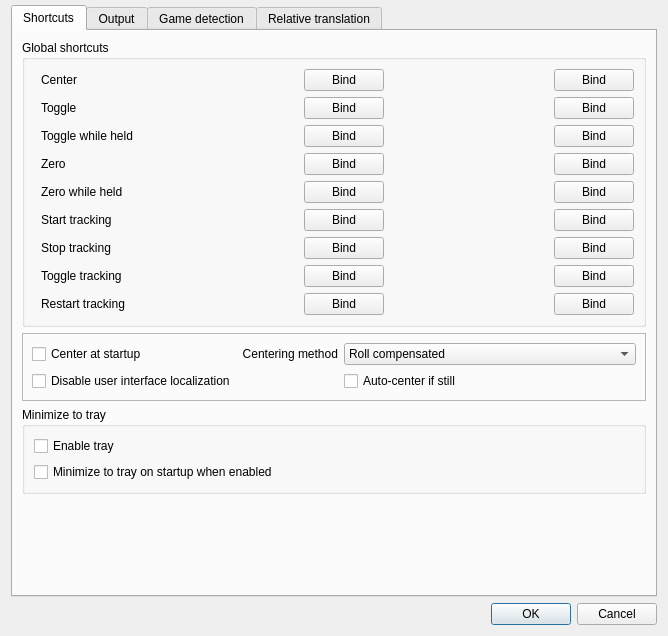
Qt form gui/options-dialog.ui (stooone/opentrack) before a commit.
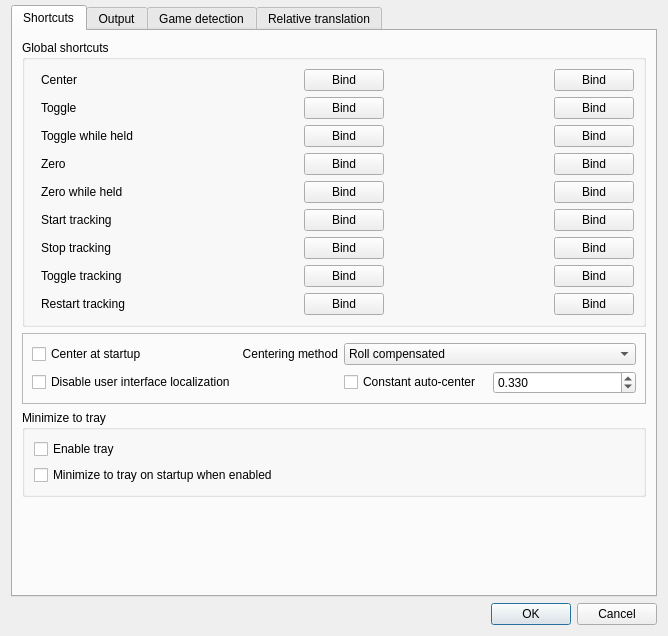
The same form after that commit. Icons and pictures are not drawn. Custom widgets are drawn as their Qt base class.

Commit message: constant centering, editable speed

Patch:
```diff
--- a/gui/options-dialog.ui
+++ b/gui/options-dialog.ui
@@ -848,6 +848,8 @@
            </widget>
           </item>
           <item row="1" column="2">
+           <layout class="QHBoxLayout" name="auto_center_layout">
+            <item>
            <widget class="QCheckBox" name="auto_center">
             <property name="sizePolicy">
              <sizepolicy hsizetype="Minimum" vsizetype="Maximum">
@@ -856,11 +858,35 @@
              </sizepolicy>
             </property>
             <property name="text">
-             <string>Auto-center if still</string>
+               <string>Constant auto-center</string>
             </property>
            </widget>
           </item>
-          <item row="1" column="1">
+            <item>
+             <widget class="QDoubleSpinBox" name="auto_center_speed">
+              <property name="toolTip">
+               <string>Centering speed in degrees/pixels per second</string>
+              </property>
+              <property name="decimals">
+               <number>3</number>
+              </property>
+              <property name="minimum">
+               <double>0.001000000000000</double>
+              </property>
+              <property name="maximum">
+               <double>10.000000000000000</double>
+              </property>
+              <property name="singleStep">
+               <double>0.010000000000000</double>
+              </property>
+              <property name="value">
+               <double>0.330000000000000</double>
+              </property>
+             </widget>
+            </item>
+           </layout>
+          </item>
+          <item row="1" column="0">
            <widget class="QLabel" name="label_29">
             <property name="text">
              <string/>
```
Lines whose indentation alone changed are shown as unchanged. The commit also changes 4 other files.
